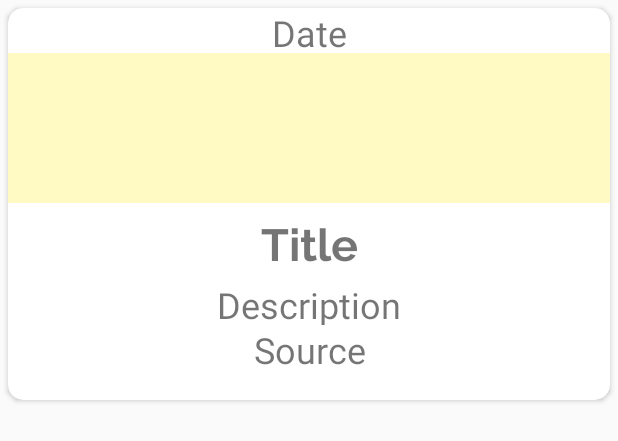
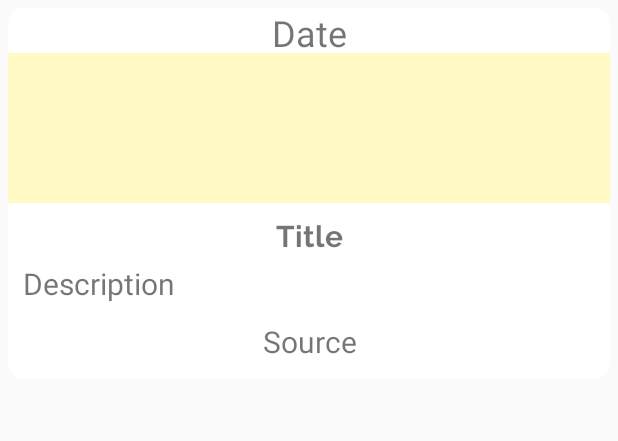
Before and after one commit to kartik34/Crypfolio, an Android app: the layout newsitem.xml on its own in the app's theme, with its tools: preview values and no code run, on a phone screen of 412 x 824 dp. Shown: the top 441 px of the screen. Run offline under Robolectric (Android 15) with nearby library versions, the phone set to English and light mode, and no system bars; Roboto replaces fonts that are not available here.

```diff
--- a/app/src/main/res/layout/newsitem.xml
+++ b/app/src/main/res/layout/newsitem.xml
@@ -14,7 +14,7 @@
         android:layout_width="match_parent"
         android:layout_height="wrap_content"
         android:orientation="vertical"
-        android:paddingBottom="20dp">
+        android:paddingBottom="10dp">
 
         <TextView
             android:id="@+id/mDate"
@@ -35,31 +35,36 @@
             android:id="@+id/mTitle"
             android:layout_width="match_parent"
             android:layout_height="wrap_content"
-            android:paddingTop="10dp"
-            android:paddingBottom="5dp"
             android:ems="10"
             android:fontFamily="@font/raleway_bold"
             android:gravity="center"
+            android:paddingBottom="5dp"
+            android:layout_marginLeft="10dp"
+            android:layout_marginRight="10dp"
+            android:paddingTop="10dp"
             android:text="@string/title"
-            android:textSize="30sp" />
+            android:textSize="20sp" />
 
         <TextView
             android:id="@+id/mDescription"
             android:layout_width="match_parent"
-            android:layout_height="30dp"
-            android:gravity="center"
+            android:layout_height="wrap_content"
+            android:layout_marginLeft="10dp"
+            android:layout_marginRight="10dp"
 
             android:text="@string/description"
-            android:textSize="24sp" />
+            android:textSize="20sp" />
 
         <TextView
             android:id="@+id/mSource"
             android:layout_width="match_parent"
             android:layout_height="30dp"
             android:gravity="center"
-
+            android:layout_marginTop="10dp"
+            android:layout_marginLeft="10dp"
+            android:layout_marginRight="10dp"
             android:text="@string/source"
-            android:textSize="24sp" />
+            android:textSize="20sp" />
 
     </LinearLayout>
 </android.support.v7.widget.CardView>
```
Also changed, not shown: app/src/main/java/com/kartiksinghal/www/crypfolio/NewsData.java (+18 -27 lines).
